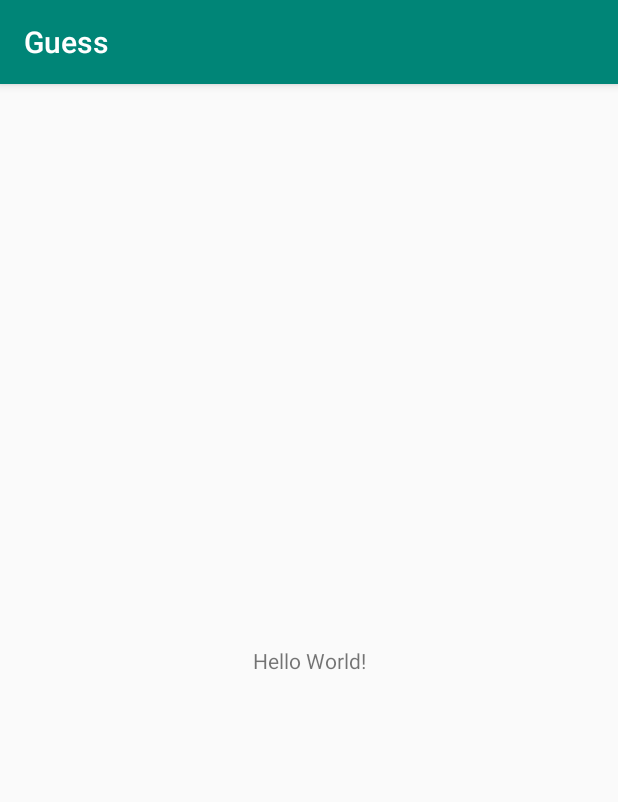
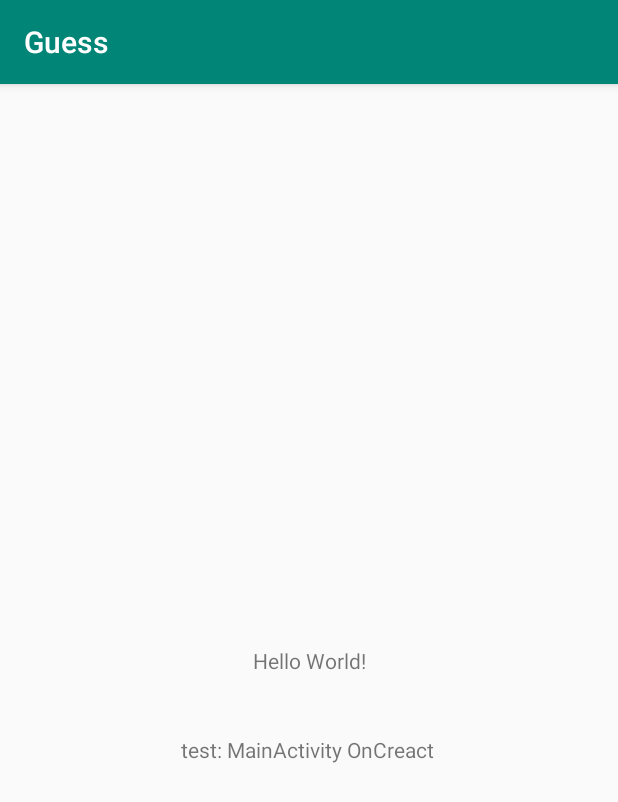
Before and after one commit to doraemon9001/AndroidPractice, an Android app: the screen it shows after launch (MainActivity), on a phone screen of 412 x 824 dp. Shown: the top 802 px of the screen. Run offline under Robolectric (Android 15) with nearby library versions, the phone set to English and light mode, and no system bars.

Commit message:
使用字符串模板

```diff
--- a/app/src/main/java/com/lance/guess/MainActivity.kt
+++ b/app/src/main/java/com/lance/guess/MainActivity.kt
@@ -2,12 +2,21 @@ package com.lance.guess
 
 import androidx.appcompat.app.AppCompatActivity
 import android.os.Bundle
+import android.widget.TextView
 
 class MainActivity : AppCompatActivity() {
+
+    val word = "MainActivity OnCreact"
 
     override fun onCreate(savedInstanceState: Bundle?) {
         super.onCreate(savedInstanceState)
         setContentView(R.layout.activity_main)
 
+        val txtShow = findViewById<TextView>(R.id.txtShow)
+        txtShow.setText("test: ${word}")
+
     }
+
+
+
 }
--- a/app/src/main/res/layout/activity_main.xml
+++ b/app/src/main/res/layout/activity_main.xml
@@ -13,6 +13,14 @@
             app:layout_constraintBottom_toBottomOf="parent"
             app:layout_constraintLeft_toLeftOf="parent"
             app:layout_constraintRight_toRightOf="parent"
-        app:layout_constraintTop_toTopOf="parent" />
+            app:layout_constraintTop_toTopOf="parent" android:id="@+id/textView2"/>
+    <TextView
+            android:text="TextView"
+            android:layout_width="wrap_content"
+            android:layout_height="wrap_content"
+            android:id="@+id/txtShow"
+            app:layout_constraintTop_toBottomOf="@+id/textView2" android:layout_marginTop="40dp"
+            app:layout_constraintStart_toStartOf="parent" android:layout_marginStart="175dp"
+            app:layout_constraintEnd_toEndOf="parent" android:layout_marginEnd="177dp"/>
 
 </androidx.constraintlayout.widget.ConstraintLayout>
```
Lines whose indentation alone changed are shown as unchanged.
